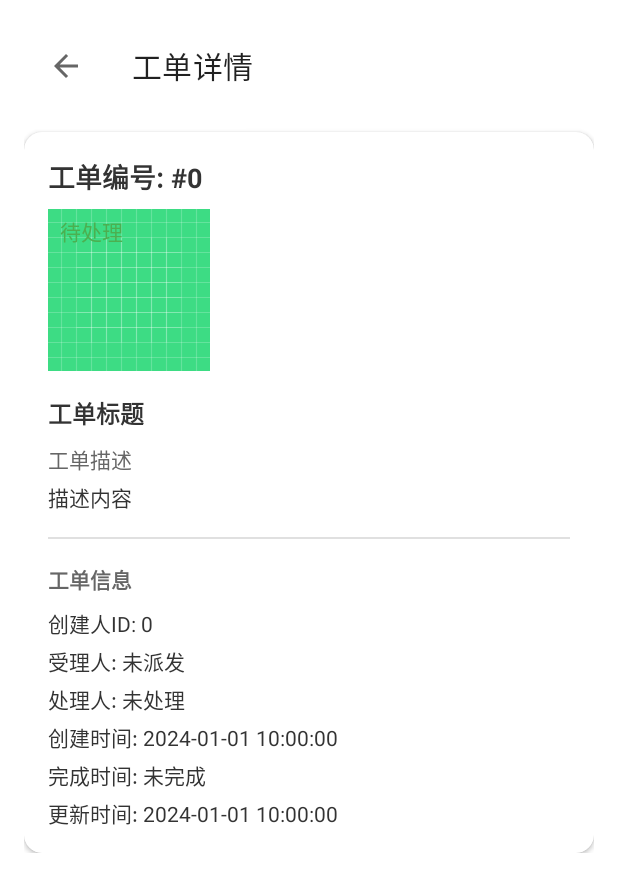
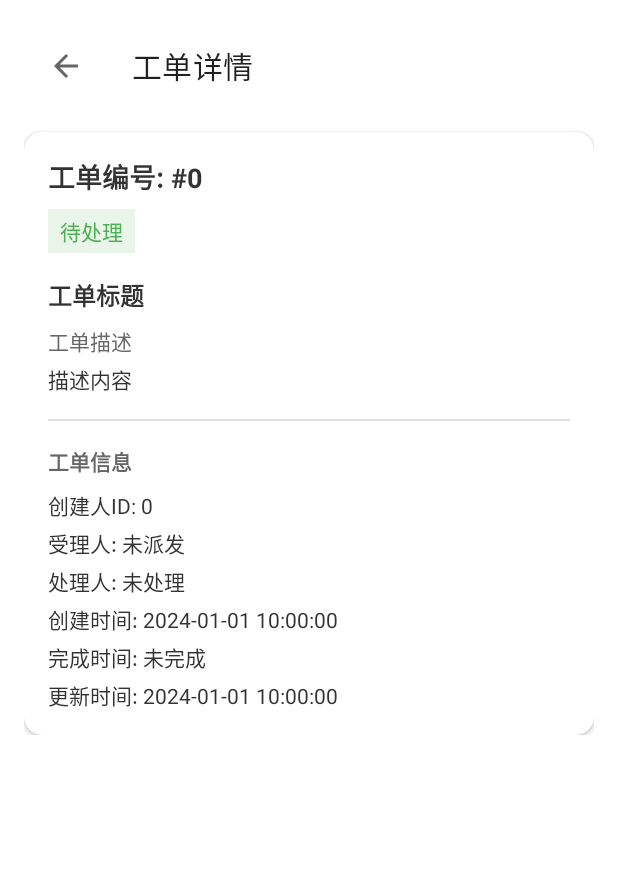
Before and after one commit to kaijiewang-1/modelfarm, an Android app built with Jetpack Compose: the OrderDetailActivity screen opened directly, with no data from a screen before it, on a phone screen of 412 x 824 dp. Shown: the top 892 px of the screen. Run offline under Robolectric (Android 15) with nearby library versions, the light colour scheme and no system bars; network calls fail; 1 statement that could not run was skipped.

Commit message:
修改“待处理”三个字的背景色

```diff
--- a/app/src/main/res/layout/activity_order_detail.xml
+++ b/app/src/main/res/layout/activity_order_detail.xml
@@ -50,14 +50,14 @@
                         android:layout_width="wrap_content"
                         android:layout_height="wrap_content"
                         android:layout_marginTop="8dp"
+                        android:background="@color/green_50"
+                        android:paddingStart="8dp"
+                        android:paddingTop="4dp"
+                        android:paddingEnd="8dp"
+                        android:paddingBottom="4dp"
                         android:text="待处理"
-                        android:textSize="14sp"
                         android:textColor="#4CAF50"
-                        android:paddingStart="8dp"
-                        android:paddingEnd="8dp"
-                        android:paddingTop="4dp"
-                        android:paddingBottom="4dp"
-                        android:background="@drawable/ic_launcher_background" />
+                        android:textSize="14sp"/>
 
                     <TextView
                         android:id="@+id/tvTitle"
```
